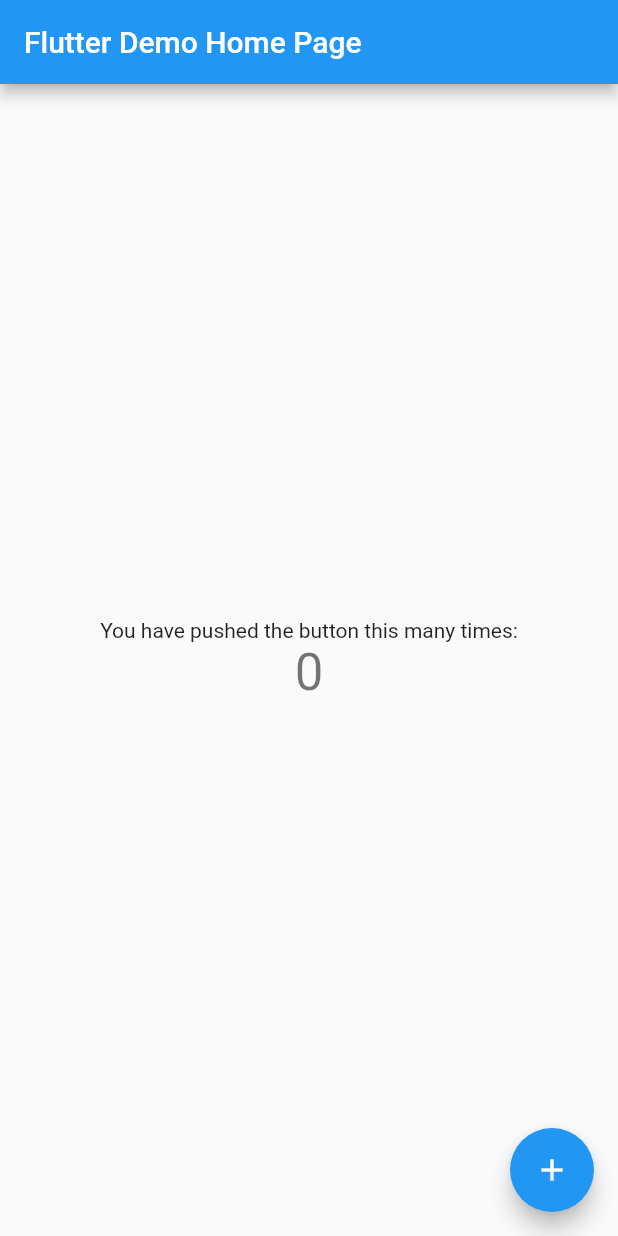
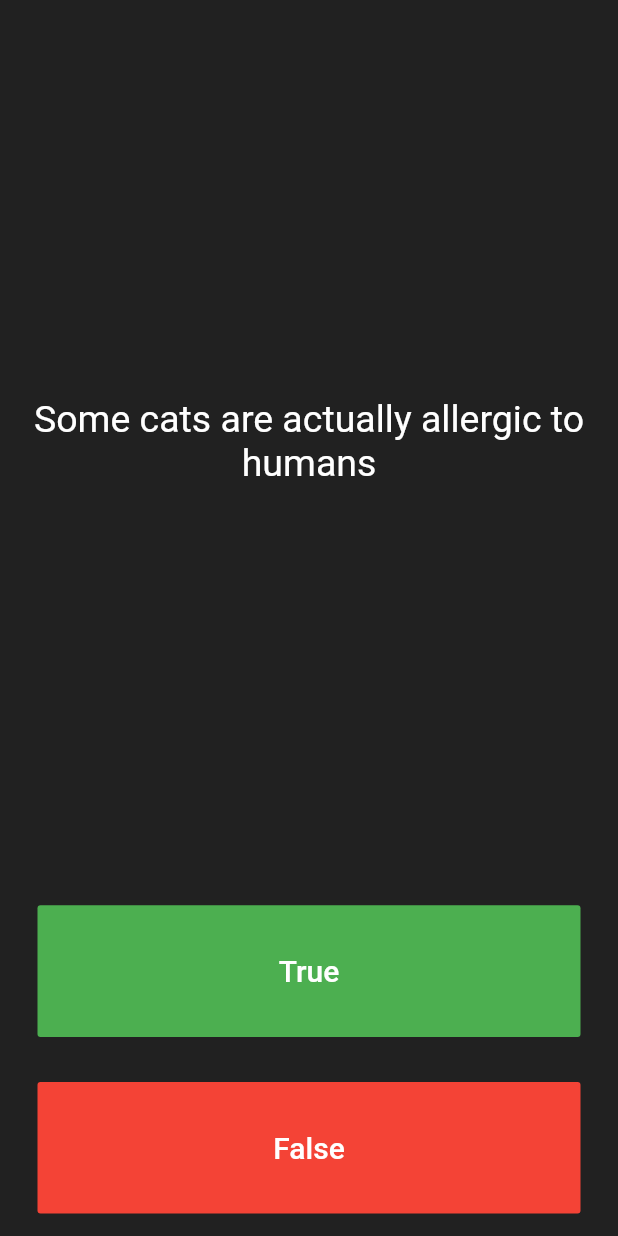
Before and after one commit to farhan86/famous_celeb, a Flutter app: the screen it shows after launch, on a phone screen of 412 x 824 dp. Run offline on Flutter 3.47's test engine with Material 2 defaults, Android fonts, the phone set to English and light mode, and no system bars; our stand-ins replace rflutter_alert.

Commit message:
updated codebase to show a simple quiz app

```diff
--- a/lib/main.dart
+++ b/lib/main.dart
@@ -1,113 +1,156 @@
 import 'package:flutter/material.dart';
+import 'package:flutter/physics.dart';
+import 'package:rflutter_alert/rflutter_alert.dart';
+import 'quiz_brain.dart';
 
-void main() {
-  runApp(MyApp());
-}
+QuizBrain quizBrain = QuizBrain();
 
-class MyApp extends StatelessWidget {
-  // This widget is the root of your application.
+void main() => runApp(Quizzler());
+
+class Quizzler extends StatelessWidget {
   @override
   Widget build(BuildContext context) {
     return MaterialApp(
-      title: 'Flutter Demo',
-      theme: ThemeData(
-        // This is the theme of your application.
-        //
-        // Try running your application with "flutter run". You'll see the
-        // application has a blue toolbar. Then, without quitting the app, try
-        // changing the primarySwatch below to Colors.green and then invoke
-        // "hot reload" (press "r" in the console where you ran "flutter run",
-        // or simply save your changes to "hot reload" in a Flutter IDE).
-        // Notice that the counter didn't reset back to zero; the application
-        // is not restarted.
-        primarySwatch: Colors.blue,
+      home: Scaffold(
+        backgroundColor: Colors.grey.shade900,
+        body: SafeArea(
+          child: Padding(
+            padding: EdgeInsets.symmetric(horizontal: 10.0),
+            child: QuizPage(),
+          ),
+        ),
       ),
-      home: MyHomePage(title: 'Flutter Demo Home Page'),
     );
   }
 }
 
-class MyHomePage extends StatefulWidget {
-  MyHomePage({Key key, this.title}) : super(key: key);
-
-  // This widget is the home page of your application. It is stateful, meaning
-  // that it has a State object (defined below) that contains fields that affect
-  // how it looks.
-
-  // This class is the configuration for the state. It holds the values (in this
-  // case the title) provided by the parent (in this case the App widget) and
-  // used by the build method of the State. Fields in a Widget subclass are
-  // always marked "final".
-
-  final String title;
-
+class QuizPage extends StatefulWidget {
   @override
-  _MyHomePageState createState() => _MyHomePageState();
+  _QuizPageState createState() => _QuizPageState();
 }
 
-class _MyHomePageState extends State<MyHomePage> {
-  int _counter = 0;
+class _QuizPageState extends State<QuizPage> {
+  List<Icon> scoreKeeper = [];
+  void checkAnswer(bool userPickedAnswer) {
+    bool correctAnswer = quizBrain.getCorrectAnswer();
 
-  void _incrementCounter() {
     setState(() {
-      // This call to setState tells the Flutter framework that something has
-      // changed in this State, which causes it to rerun the build method below
-      // so that the display can reflect the updated values. If we changed
-      // _counter without calling setState(), then the build method would not be
-      // called again, and so nothing would appear to happen.
-      _counter++;
+      //TODO: Step 4 - Use IF/ELSE to check if we've reached the end of the quiz. If true, execute Part A, B, C, D.
+      if (quizBrain.isFinished() == true) {
+        //TODO: Step 4 Part A - show an alert using rFlutter_alert (remember to read the docs for the package!)
+        Alert(
+          context: context,
+          title: "Finished!",
+          desc: "You've reached the end of the quiz",
+          buttons: [
+            DialogButton(
+              child: Text(
+                "CANCEL",
+                style: TextStyle(color: Colors.white, fontSize: 20),
+              ),
+              onPressed: () => Navigator.pop(context),
+              width: 120,
+            )
+          ],
+        ).show();
+        //HINT! Step 4 Part B is in the quiz_brain.dart
+        //TODO: Step 4 Part C - reset the questionNumber,
+        quizBrain.reset();
+        //TODO: Step 4 Part D - empty out the scoreKeeper.
+        scoreKeeper.clear();
+      }
+      //TODO: Step 5 - If we've not reached the end, ELSE do the answer checking steps below 👇
+      else {
+        if (userPickedAnswer == correctAnswer) {
+          scoreKeeper.add(Icon(
+            Icons.check,
+            color: Colors.green,
+          ));
+          quizBrain.checkFinished();
+        } else {
+          scoreKeeper.add(Icon(
+            Icons.close,
+            color: Colors.red,
+          ));
+          quizBrain.checkFinished();
+        }
+        quizBrain.nextQuestion();
+      }
     });
   }
 
   @override
   Widget build(BuildContext context) {
-    // This method is rerun every time setState is called, for instance as done
-    // by the _incrementCounter method above.
-    //
-    // The Flutter framework has been optimized to make rerunning build methods
-    // fast, so that you can just rebuild anything that needs updating rather
-    // than having to individually change instances of widgets.
-    return Scaffold(
-      appBar: AppBar(
-        // Here we take the value from the MyHomePage object that was created by
-        // the App.build method, and use it to set our appbar title.
-        title: Text(widget.title),
-      ),
-      body: Center(
-        // Center is a layout widget. It takes a single child and positions it
-        // in the middle of the parent.
-        child: Column(
-          // Column is also a layout widget. It takes a list of children and
-          // arranges them vertically. By default, it sizes itself to fit its
-          // children horizontally, and tries to be as tall as its parent.
-          //
-          // Invoke "debug painting" (press "p" in the console, choose the
-          // "Toggle Debug Paint" action from the Flutter Inspector in Android
-          // Studio, or the "Toggle Debug Paint" command in Visual Studio Code)
-          // to see the wireframe for each widget.
-          //
-          // Column has various properties to control how it sizes itself and
-          // how it positions its children. Here we use mainAxisAlignment to
-          // center the children vertically; the main axis here is the vertical
-          // axis because Columns are vertical (the cross axis would be
-          // horizontal).
-          mainAxisAlignment: MainAxisAlignment.center,
-          children: <Widget>[
-            Text(
-              'You have pushed the button this many times:',
+    return Column(
+      mainAxisAlignment: MainAxisAlignment.spaceBetween,
+      crossAxisAlignment: CrossAxisAlignment.stretch,
+      children: <Widget>[
+        Expanded(
+          flex: 5,
+          child: Padding(
+            padding: EdgeInsets.all(10.0),
+            child: Center(
+              child: Text(
+                quizBrain.getQuestionText(),
+                textAlign: TextAlign.center,
+                style: TextStyle(
+                  fontSize: 25.0,
+                  color: Colors.white,
+                ),
+              ),
             ),
-            Text(
-              '$_counter',
-              style: Theme.of(context).textTheme.headline4,
+          ),
+        ),
+        Expanded(
+          child: Padding(
+            padding: EdgeInsets.all(15.0),
+            child: FlatButton(
+              textColor: Colors.white,
+              color: Colors.green,
+              child: Text(
+                'True',
+                style: TextStyle(
+                  color: Colors.white,
+                  fontSize: 20.0,
+                ),
+              ),
+              onPressed: () {
+                //The user picked true.
+                checkAnswer(true);
+              },
             ),
-          ],
+          ),
         ),
-      ),
-      floatingActionButton: FloatingActionButton(
-        onPressed: _incrementCounter,
-        tooltip: 'Increment',
-        child: Icon(Icons.add),
-      ), // This trailing comma makes auto-formatting nicer for build methods.
+        Expanded(
+          child: Padding(
+            padding: EdgeInsets.all(15.0),
+            child: FlatButton(
+              color: Colors.red,
+              child: Text(
+                'False',
+                style: TextStyle(
+                  fontSize: 20.0,
+                  color: Colors.white,
+                ),
+              ),
+              onPressed: () {
+                //The user picked false.
+                checkAnswer(false);
+                quizBrain.checkFinished();
+              },
+            ),
+          ),
+        ),
+        Row(
+          children: scoreKeeper,
+        )
+      ],
     );
   }
 }
+
+/*
+question1: 'You can lead a cow down stairs but not up stairs.', false,
+question2: 'Approximately one quarter of human bones are in the feet.', true,
+question3: 'A slug\'s blood is green.', true,
+*/
--- /dev/null
+++ b/lib/question.dart
@@ -0,0 +1,6 @@
+class Question {
+  String questionText;
+  bool questionAnswer;
+
+  Question(this.questionText, this.questionAnswer);
+}
--- /dev/null
+++ b/lib/quiz_brain.dart
@@ -0,0 +1,68 @@
+import 'question.dart';
+
+class QuizBrain {
+  int _questionNumber = 0;
+
+  List<Question> _questionBank = [
+    Question('Some cats are actually allergic to humans', true),
+    Question('You can lead a cow down stairs but not up stairs.', false),
+    Question('Approximately one quarter of human bones are in the feet.', true),
+    Question('A slug\'s blood is green.', true),
+    Question('Buzz Aldrin\'s mother\'s maiden name was \"Moon\".', true),
+    Question('It is illegal to pee in the Ocean in Portugal.', true),
+    Question(
+        'No piece of square dry paper can be folded in half more than 7 times.',
+        false),
+    Question(
+        'In London, UK, if you happen to die in the House of Parliament, you are technically entitled to a state funeral, because the building is considered too sacred a place.',
+        true),
+    Question(
+        'The loudest sound produced by any animal is 188 decibels. That animal is the African Elephant.',
+        false),
+    Question(
+        'The total surface area of two human lungs is approximately 70 square metres.',
+        true),
+    Question('Google was originally called \"Backrub\".', true),
+    Question(
+        'Chocolate affects a dog\'s heart and nervous system; a few ounces are enough to kill a small dog.',
+        true),
+    Question(
+        'In West Virginia, USA, if you accidentally hit an animal with your car, you are free to take it home to eat.',
+        true),
+  ];
+
+  void nextQuestion() {
+    if (_questionNumber < _questionBank.length - 1) {
+      _questionNumber++;
+    }
+  }
+
+  String getQuestionText() {
+    return _questionBank[_questionNumber].questionText;
+  }
+
+  bool getCorrectAnswer() {
+    return _questionBank[_questionNumber].questionAnswer;
+  }
+
+  bool isFinished() {
+    if (_questionNumber < _questionBank.length - 1)
+      return false;
+    else
+      return true;
+  }
+
+  void checkFinished() {
+    if (isFinished() == true) {
+      print('End of quiz');
+      print(_questionNumber);
+    }
+  }
+
+  //TODO: Step 4 Part B - Create a reset() method here that sets the questionNumber back to 0.
+  void reset() {
+    if (isFinished() == true) {
+      _questionNumber = 0;
+    }
+  }
+}
--- a/pubspec.yaml
+++ b/pubspec.yaml
@@ -28,6 +28,7 @@
   # The following adds the Cupertino Icons font to your application.
   # Use with the CupertinoIcons class for iOS style icons.
   cupertino_icons: ^1.0.1
+  rflutter_alert: ^1.0.3
 
 dev_dependencies:
   flutter_test:
```
Also changed, not shown: pubspec.lock.
